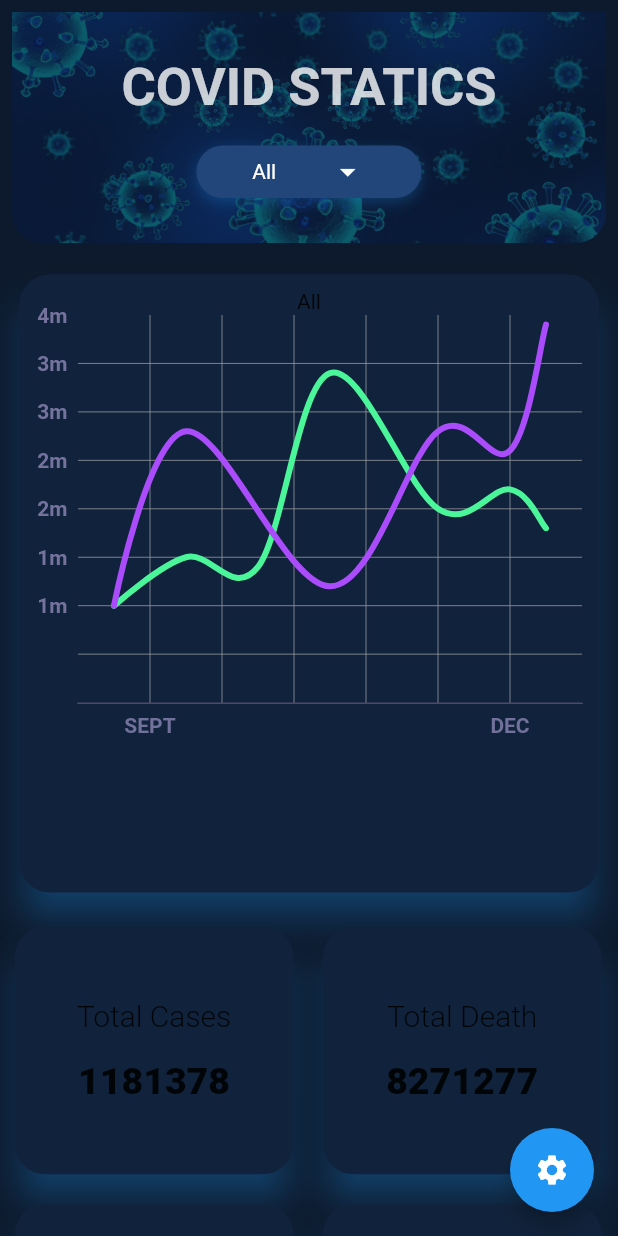
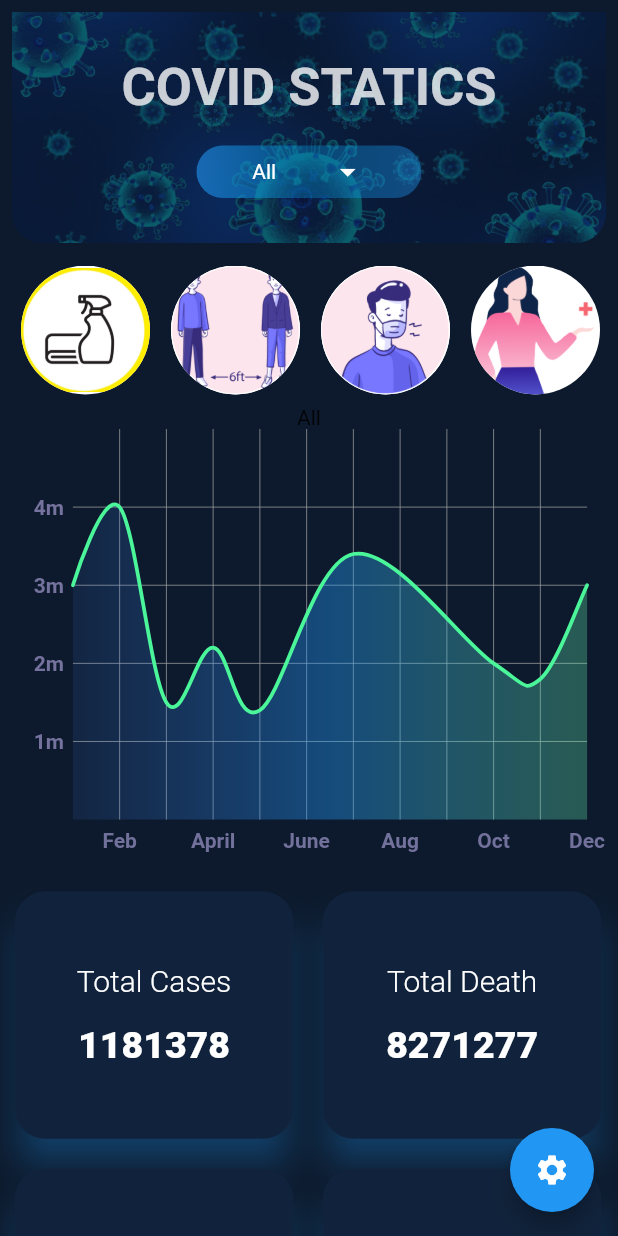
Before and after one commit to suraj0223/covid_stats, a Flutter app: the screen it shows after launch, on a phone screen of 412 x 824 dp. Run offline on Flutter 3.47's test engine with Material 2 defaults, Android fonts, the light colour scheme and no system bars; drawn by our look-alikes of fl_chart.

Commit message:
UI improved

```diff
--- a/lib/objects/graph.dart
+++ b/lib/objects/graph.dart
@@ -10,60 +10,40 @@ class _ShowGraphState extends State<ShowGraph> {
   List<LineChartBarData> linesBarData1() {
     final LineChartBarData lineChartBarData1 = LineChartBarData(
       spots: [
-        FlSpot(1, 1),
+        FlSpot(1, 3),
+        FlSpot(2, 4),
         FlSpot(3, 1.5),
+        FlSpot(4, 2.2),
         FlSpot(5, 1.4),
         FlSpot(7, 3.4),
         FlSpot(10, 2),
-        FlSpot(12, 2.2),
-        FlSpot(13, 1.8),
+        FlSpot(11, 1.8),
+        FlSpot(12, 3),
+
       ],
       isCurved: true,
       colors: [
         const Color(0xff4af699),
       ],
-      barWidth: 4,
+      barWidth: 2.5,
       isStrokeCapRound: true,
       dotData: FlDotData(
         show: false,
       ),
-      belowBarData: BarAreaData(
-        show: false,
-      ),
-    );
-    final LineChartBarData lineChartBarData2 = LineChartBarData(
-      spots: [
-        FlSpot(1, 1),
-        FlSpot(3, 2.8),
-        FlSpot(7, 1.2),
-        FlSpot(10, 2.8),
-        FlSpot(12, 2.6),
-        FlSpot(13, 3.9),
-      ],
-      isCurved: true,
-      colors: [
-        const Color(0xffaa4cfc)
-      ],
-      barWidth: 4,
-      isStrokeCapRound: true,
-      dotData: FlDotData(
-        show: false,
-      ),
-      belowBarData: BarAreaData(show: false, colors: [
-        const Color(0x00aa4cfc),
+      belowBarData: BarAreaData(show: true, colors: [
+        Colors.blueAccent.withOpacity(0.1),
+        Colors.blue.withOpacity(0.4),
+        Colors.greenAccent.withOpacity(0.3),
       ]),
     );
     return [
       lineChartBarData1,
-      lineChartBarData2,
-      // lineChartBarData3,
     ];
   }
 
   @override
   Widget build(BuildContext context) {
-    return SingleChildScrollView(
-          child: LineChart(
+    return LineChart(
       LineChartData(
         lineTouchData: LineTouchData(
           touchTooltipData: LineTouchTooltipData(
@@ -74,25 +54,30 @@ class _ShowGraphState extends State<ShowGraph> {
         ),
         gridData: FlGridData(
           show: true,
+          horizontalInterval: 1,
+          drawHorizontalLine: true,
         ),
         titlesData: FlTitlesData(
           bottomTitles: SideTitles(
             showTitles: true,
-              // reservedSize: 22,
             getTextStyles: (value) => const TextStyle(
               color: Color(0xff72719b),
               fontWeight: FontWeight.bold,
-                // fontSize: 10,
             ),
-              // margin: 3,
             getTitles: (value) {
               switch (value.toInt()) {
                 case 2:
-                    return 'SEPT';
-                  case 7:
-                    return 'OCT';
+                  return 'Feb';
+                case 4:
+                  return 'April';
+                case 6:
+                  return 'June';
+                case 8:
+                  return 'Aug';
+                case 10:
+                  return 'Oct';
                 case 12:
-                    return 'DEC';
+                  return 'Dec';
               }
               return '';
             },
@@ -102,7 +87,6 @@ class _ShowGraphState extends State<ShowGraph> {
             getTextStyles: (value) => const TextStyle(
               color: Color(0xff75729e),
               fontWeight: FontWeight.bold,
-                // fontSize: 14,
             ),
             getTitles: (value) {
               switch (value.toInt()) {
@@ -117,34 +101,14 @@ class _ShowGraphState extends State<ShowGraph> {
               }
               return '';
             },
-              // margin: 3,
-              // reservedSize: 30,
           ),
         ),
-          borderData: FlBorderData(
-            show: true,
-            border: const Border(
-              bottom: BorderSide(
-                color: Color(0xff4e4965),
-                // width: 4,
-              ),
-              left: BorderSide(
-                color: Colors.transparent,
-              ),
-              right: BorderSide(
-                color: Colors.transparent,
-              ),
-              top: BorderSide(
-                color: Colors.transparent,
-              ),
-            ),
-          ),
-          minX: 0,
-          maxX: 14,
-          maxY: 4,
+        borderData: FlBorderData(show: false),
+        minX: 1,
+        maxX: 12,
+        maxY: 5,
         minY: 0,
         lineBarsData: linesBarData1(),
-        ),
       ),
     );
   }
--- /dev/null
+++ b/lib/objects/measures.dart
@@ -0,0 +1,41 @@
+import 'package:flutter/material.dart';
+
+class PreventMeasures extends StatelessWidget {
+
+  final List<String> images = [
+       'assets/images/disinfect.jpg',
+        'assets/images/distance.png',
+        'assets/images/mask.png',
+        'assets/images/own_test.png',
+        'assets/images/UsehandSanitizer.jpg',
+        'assets/images/wash_hands.png'
+  ];
+
+  @override
+  Widget build(BuildContext context) {
+    return Container(
+      width: MediaQuery.of(context).size.width,
+      height: 100,
+      padding: EdgeInsets.all(7),
+      child: ListView.builder(
+        physics: BouncingScrollPhysics(),
+        scrollDirection: Axis.horizontal,
+        itemBuilder: (context, i) {
+          return Container(
+            height: 100,
+            width: 100,
+            decoration: BoxDecoration(
+              shape: BoxShape.circle,
+              border: Border(),
+              color: Colors.white,
+              image: DecorationImage(
+                image: AssetImage(images[i])
+              ),
+            ),
+          );
+        },
+        itemCount: 6,
+      ),
+    );
+  }
+}
--- a/lib/screens/homepage.dart
+++ b/lib/screens/homepage.dart
@@ -1,13 +1,6 @@
 import 'package:covid_stats/objects/graph.dart';
+import 'package:covid_stats/objects/measures.dart';
 import 'package:flutter/material.dart';
-
-// import 'bar_chart/bar_chart_page2.dart';
-// import 'line_chart/line_chart_page.dart';
-// import 'line_chart/line_chart_page2.dart';
-// import 'line_chart/line_chart_page3.dart';
-// import 'line_chart/line_chart_page4.dart';
-// import 'pie_chart/pie_chart_page.dart';
-// import 'scatter_chart/scatter_chart_page.dart';
 
 class HomeScreen extends StatefulWidget {
   @override
@@ -51,12 +44,20 @@ class _HomeScreenState extends State<HomeScreen> {
           children: [
             Text(
               '$text',
-              style: TextStyle(fontSize: 20, fontWeight: FontWeight.w300),
+              style: TextStyle(
+                fontSize: 20,
+                fontWeight: FontWeight.w300,
+                color: Colors.white,
+              ),
               softWrap: true,
             ),
             Text(
               '$values',
-              style: TextStyle(fontSize: 25, fontWeight: FontWeight.w900),
+              style: TextStyle(
+                fontSize: 25,
+                fontWeight: FontWeight.w900,
+                color: Colors.white,
+              ),
               softWrap: true,
             )
           ],
@@ -126,19 +127,14 @@ class _HomeScreenState extends State<HomeScreen> {
                   height: 35,
                   width: 150,
                   decoration: BoxDecoration(
-                      borderRadius: BorderRadius.circular(30),
-                      color: Color(0xFF224679),
-                      boxShadow: [
-                        BoxShadow(
-                          color: Colors.blue.withOpacity(0.254),
-                          blurRadius: 7.0,
-                          spreadRadius: 0.0,
-                          offset: Offset(
-                            0.0,
-                            3.0,
-                          ),
-                        )
-                      ]),
+                    borderRadius: BorderRadius.circular(30),
+                    color: Color(0xFF224679),
+                    gradient: LinearGradient(colors: [
+                      Colors.blue.withOpacity(0.6),
+                      Colors.lightBlue.withOpacity(0.3),
+                      Colors.blue.withOpacity(0.4)
+                    ]),
+                  ),
                 ),
               ],
             ),
@@ -148,26 +144,17 @@ class _HomeScreenState extends State<HomeScreen> {
       body: SingleChildScrollView(
         child: Column(
           children: [
-            Card(
-              shape: RoundedRectangleBorder(
-                  borderRadius: BorderRadius.circular(20)),
-              margin: EdgeInsets.all(13),
-              elevation: 10,
-              shadowColor: Colors.blue,
-              borderOnForeground: false,
-              semanticContainer: false,
-              child: Container(
-                padding: EdgeInsets.all(10),
-                height: MediaQuery.of(context).size.height * 0.5,
-                width: MediaQuery.of(context).size.width,
-                child: Column(
-                  children: [
-                    Text('$dropdownValue'),
-                    ShowGraph(),
-                  ],
-                ),
+            PreventMeasures(),
+            Text('$dropdownValue'),
+            Container(
+              width: MediaQuery.of(context).size.width * 0.9,
+              // height: MediaQuery.of(context).size.height*0.5,
+              margin: EdgeInsets.only(
+                left: 10,
+                bottom: 10,
+                right: 10,
               ),
-              color: Color(0xFF11233c),
+              child: ShowGraph(),
             ),
             Row(
               children: [
```
Also changed, not shown: pubspec.yaml (+7 -0 lines), assets/images/UsehandSanitizer.jpg (added), assets/images/disinfect.jpg (added), assets/images/distance.png (added), assets/images/mask.png (added), assets/images/own_test.png (added), assets/images/wash_hands.png (added). Lines whose indentation alone changed are shown as unchanged.
